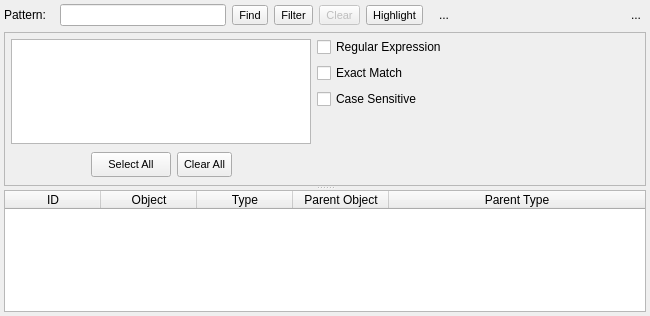
Old version of the form libpgmodeler_ui/ui/objectfinderwidget.ui in the repository pgmodeler/pgmodeler.
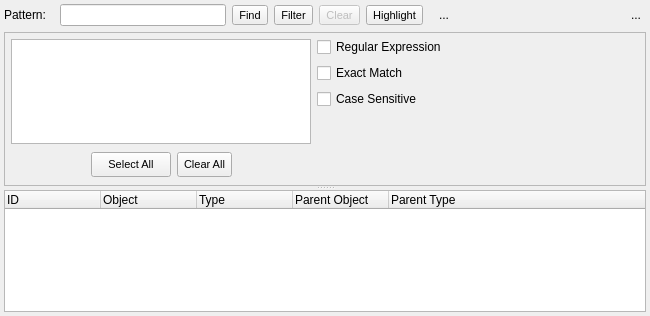
New version of the form. Icons and pictures are not drawn.

Commit message: Fixed some header items text alignment

```diff
--- a/libpgmodeler_ui/ui/objectfinderwidget.ui
+++ b/libpgmodeler_ui/ui/objectfinderwidget.ui
@@ -554,6 +554,9 @@
        <property name="text">
         <string>ID</string>
        </property>
+       <property name="textAlignment">
+        <set>AlignLeft|AlignVCenter</set>
+       </property>
        <property name="icon">
         <iconset resource="../res/resources.qrc">
          <normaloff>:/icones/icones/uid.png</normaloff>:/icones/icones/uid.png</iconset>
@@ -563,6 +566,9 @@
        <property name="text">
         <string>Object</string>
        </property>
+       <property name="textAlignment">
+        <set>AlignLeft|AlignVCenter</set>
+       </property>
        <property name="icon">
         <iconset resource="../res/resources.qrc">
          <normaloff>:/icones/icones/table.png</normaloff>:/icones/icones/table.png</iconset>
@@ -572,6 +578,9 @@
        <property name="text">
         <string>Type</string>
        </property>
+       <property name="textAlignment">
+        <set>AlignLeft|AlignVCenter</set>
+       </property>
        <property name="icon">
         <iconset resource="../res/resources.qrc">
          <normaloff>:/icones/icones/usertype.png</normaloff>:/icones/icones/usertype.png</iconset>
@@ -581,6 +590,9 @@
        <property name="text">
         <string>Parent Object</string>
        </property>
+       <property name="textAlignment">
+        <set>AlignLeft|AlignVCenter</set>
+       </property>
        <property name="icon">
         <iconset resource="../res/resources.qrc">
          <normaloff>:/icones/icones/schema.png</normaloff>:/icones/icones/schema.png</iconset>
@@ -590,6 +602,9 @@
        <property name="text">
         <string>Parent Type</string>
        </property>
+       <property name="textAlignment">
+        <set>AlignLeft|AlignVCenter</set>
+       </property>
        <property name="icon">
         <iconset resource="../res/resources.qrc">
          <normaloff>:/icones/icones/usertype.png</normaloff>:/icones/icones/usertype.png</iconset>
```
The commit also changes 3 other files.
